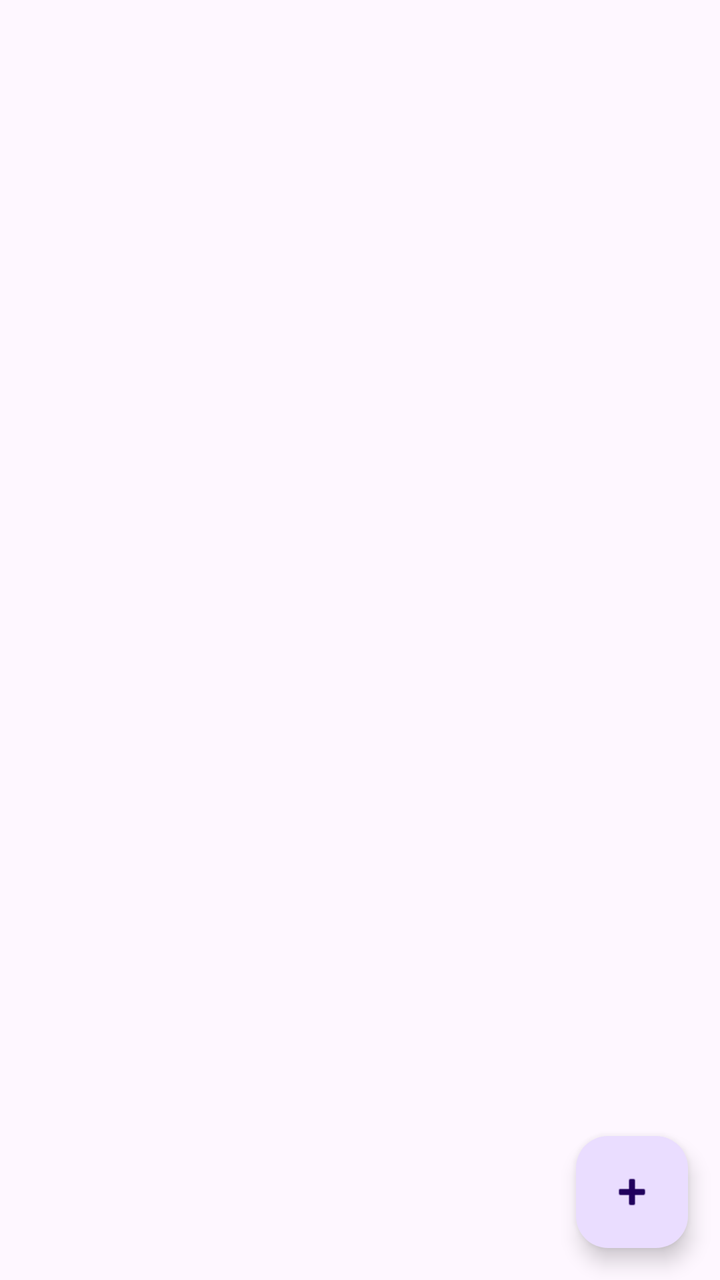
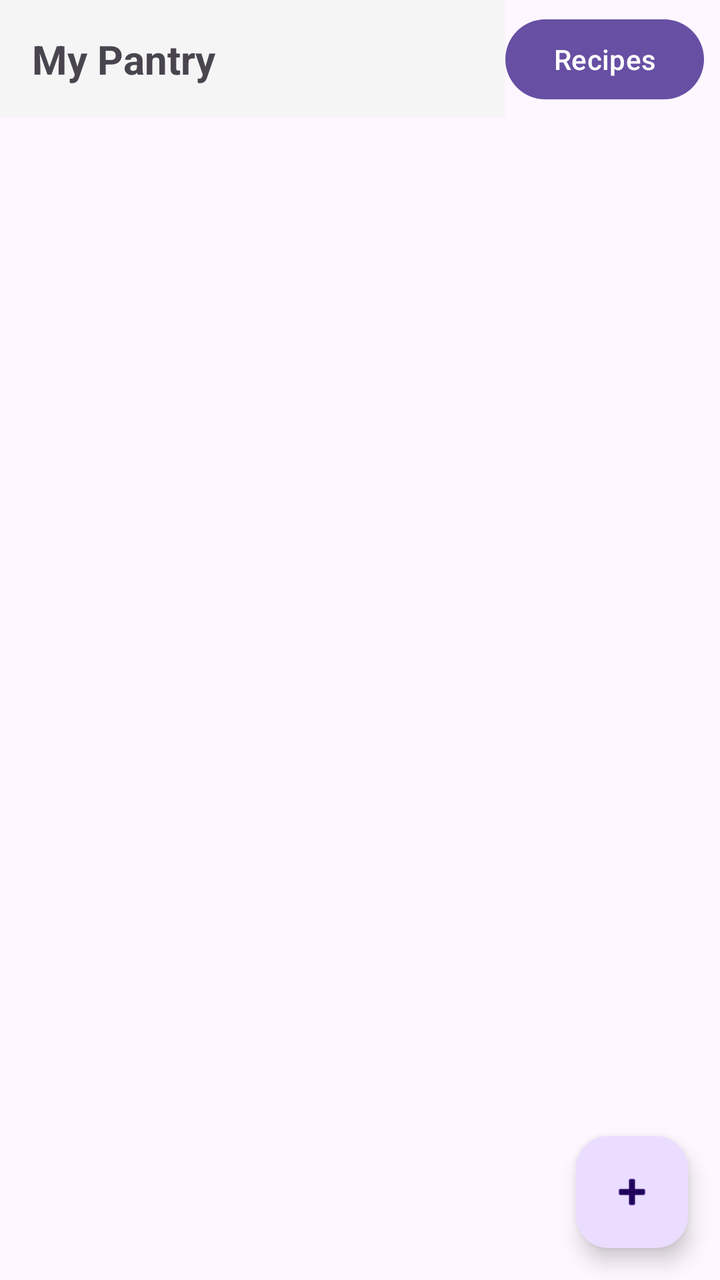

Screens rendered from an Android XML layout before and after an edit, with the pre-edit source and the edit as a unified diff.
<!-- AndroidManifest.xml: application theme Theme.SmartPantryManager -->
<!-- res/layout/activity_main.xml -->
<?xml version="1.0" encoding="utf-8"?>
<androidx.constraintlayout.widget.ConstraintLayout
    xmlns:android="http://schemas.android.com/apk/res/android"
    xmlns:app="http://schemas.android.com/apk/res-auto"
    xmlns:tools="http://schemas.android.com/tools"
    android:layout_width="match_parent"
    android:layout_height="match_parent"
    tools:context=".MainActivity">

    <androidx.recyclerview.widget.RecyclerView
        android:id="@+id/recyclerViewPantry"
        android:layout_width="match_parent"
        android:layout_height="match_parent"
        app:layout_constraintBottom_toBottomOf="parent"
        app:layout_constraintEnd_toEndOf="parent"
        app:layout_constraintStart_toStartOf="parent"
        app:layout_constraintTop_toTopOf="parent" />

    <com.google.android.material.floatingactionbutton.FloatingActionButton
        android:id="@+id/fabAddItem"
        android:layout_width="wrap_content"
        android:layout_height="wrap_content"
        android:layout_marginBottom="16dp"
        android:layout_marginEnd="16dp"
        android:src="@android:drawable/ic_input_add"
        android:contentDescription="Add new item"
        app:layout_constraintBottom_toBottomOf="parent"
        app:layout_constraintEnd_toEndOf="parent" />

</androidx.constraintlayout.widget.ConstraintLayout>
<!-- resources referenced by this layout -->
<resources>
  <style name="Theme.SmartPantryManager" parent="Base.Theme.SmartPantryManager" />
  <style name="Base.Theme.SmartPantryManager" parent="Theme.Material3.DayNight.NoActionBar">
          
          
      </style>
</resources>

<!-- the commit's change to res/layout/activity_main.xml (unified diff, before → after) -->
@@ -7,15 +7,42 @@
     android:layout_height="match_parent"
     tools:context=".MainActivity">
 
+    
+    <TextView
+        android:id="@+id/textViewAppTitle"
+        android:layout_width="0dp"
+        android:layout_height="wrap_content"
+        android:padding="16dp"
+        android:text="My Pantry"
+        android:textSize="20sp"
+        android:textStyle="bold"
+        android:background="#F5F5F5"
+        app:layout_constraintTop_toTopOf="parent"
+        app:layout_constraintStart_toStartOf="parent"
+        app:layout_constraintEnd_toStartOf="@id/buttonShowRecipes" />
+
+    
+    <Button
+        android:id="@+id/buttonShowRecipes"
+        android:layout_width="wrap_content"
+        android:layout_height="wrap_content"
+        android:layout_margin="8dp"
+        android:text="Recipes"
+        app:layout_constraintTop_toTopOf="parent"
+        app:layout_constraintEnd_toEndOf="parent"
+        app:layout_constraintBottom_toBottomOf="@id/textViewAppTitle" />
+
+    
     <androidx.recyclerview.widget.RecyclerView
         android:id="@+id/recyclerViewPantry"
         android:layout_width="match_parent"
-        android:layout_height="match_parent"
+        android:layout_height="0dp"
+        app:layout_constraintTop_toBottomOf="@id/textViewAppTitle"
         app:layout_constraintBottom_toBottomOf="parent"
-        app:layout_constraintEnd_toEndOf="parent"
         app:layout_constraintStart_toStartOf="parent"
-        app:layout_constraintTop_toTopOf="parent" />
+        app:layout_constraintEnd_toEndOf="parent" />
 
+    
     <com.google.android.material.floatingactionbutton.FloatingActionButton
         android:id="@+id/fabAddItem"
         android:layout_width="wrap_content"
